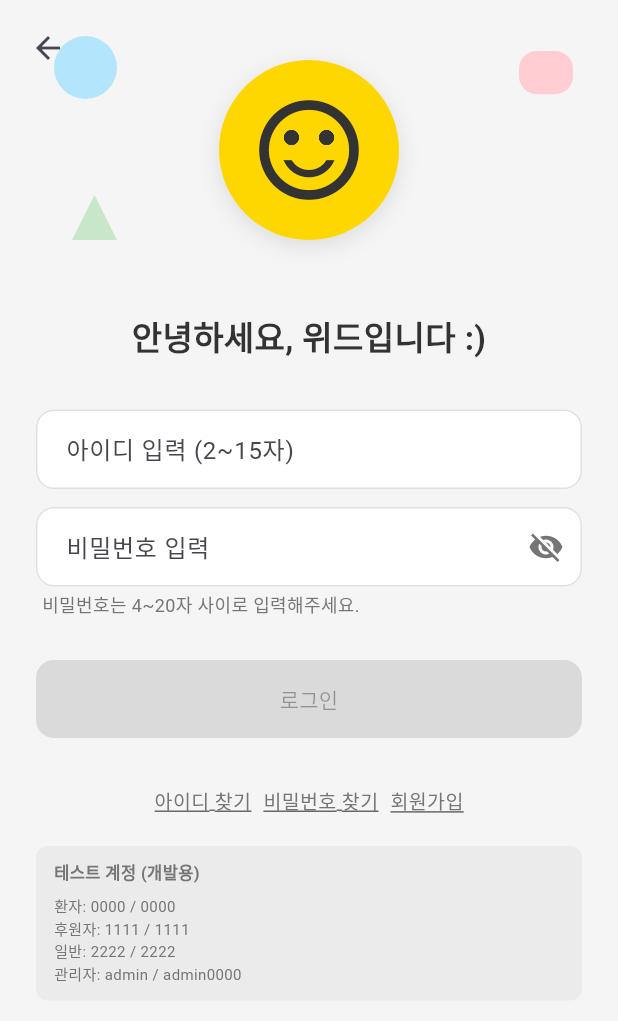
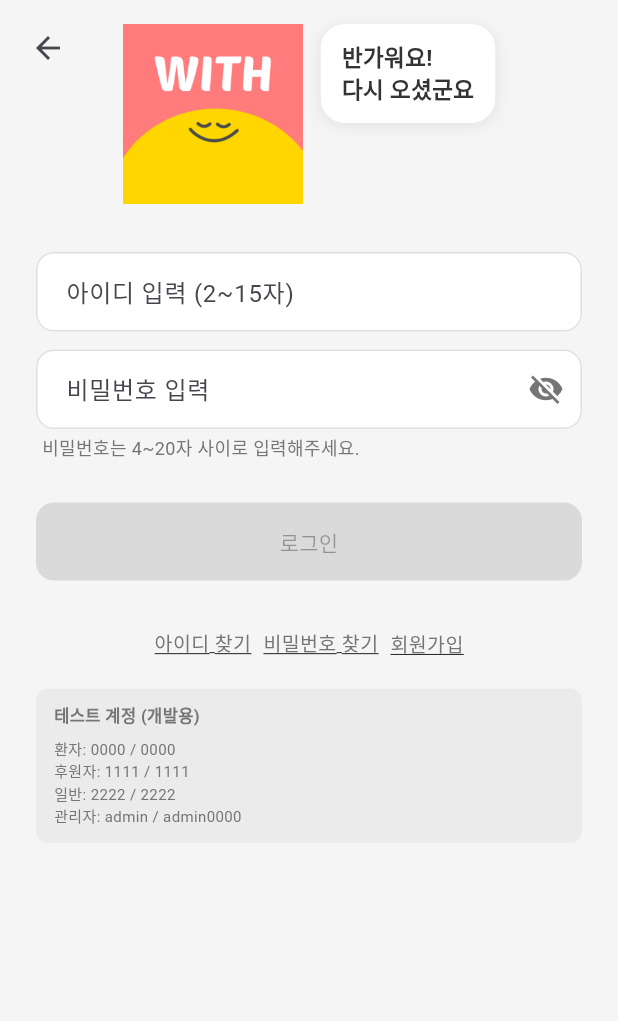
Before and after one commit to leehaneul0354/with_platform, a Flutter app: the screen it shows after launch, after a tap on "투데이", after a tap on "피드", after a tap on the "person outline" icon, on a phone screen of 412 x 824 dp. Shown: the top 1021 px of the screen. Run offline on Flutter 3.47's test engine with Material 3 defaults, Android fonts, the phone set to English and light mode, and no system bars; our stand-ins replace cloud_firestore, firebase_core, shared_preferences; accounts and stored records are empty.

Commit message:
캐릭터및 UI수정중

```diff
--- a/lib/core/constants/assets.dart
+++ b/lib/core/constants/assets.dart
@@ -1,27 +1,42 @@
 // 목적: WITH 플랫폼 에셋 경로 상수. 마스코트·이미지 경로를 한곳에서 관리.
-// 흐름: 로딩 화면, 프로필 기본 이미지, 후원 완료 축하 페이지 등에서 참조.
+// 흐름: 스플래시, 로딩, 로그인, 마이페이지 등에서 참조.
+// 파일명은 공백 없이 언더바(_) 사용 (예: mascot_p.png). pubspec의 assets: - assets/images/ 에 등록됨.
 
-/// WITH 메인 마스코트 이미지 경로
-///
-/// 디자인 특징: 단순한 기하학적 도형(원, 사각형, 삼각형)에 감은 눈과 미소 짓는 입.
-/// 색상: 파스텔 톤 노랑·분홍·하늘·연두 등 부드럽고 자극적이지 않은 색상.
-/// 활용: 로딩 화면, 프로필 기본 이미지, 후원 완료 축하 페이지.
-/// Flutter에서 에셋 경로는 프로젝트 루트 기준이며, pubspec의 assets: 에 등록된 경로와 일치해야 함.
-/// (assets/assets/... 처럼 중복되지 않도록 'assets/images/...' 만 사용)
+/// 이미지 최대 가로 비율 (UI4.jpg 스타일, 깔끔한 여백)
+const double kMaxImageWidthRatio = 0.3;
+
+/// WITH 마스코트·화면별 이미지 경로
 class WithMascots {
+  WithMascots._();
+
+  /// 스플래시 중앙 이미지
+  static const String splash = 'assets/images/image_48dd69.png';
+
+  /// 로딩 시 둥둥 떠다니는 마스코트
+  static const String loading = 'assets/images/mascot_p.png';
+
+  /// 로그인 상단 마스코트 (말풍선과 함께)
+  static const String login = 'assets/images/mascot1.jpg';
+
+  /// 마이페이지 기본 프로필(원형)
+  static const String profileDefault = 'assets/images/mascot_y.png';
+
+  /// 빈 후원내역 등 시무룩한 표정 마스코트 (없으면 mascot_sad.png 추가)
+  static const String sad = 'assets/images/mascot_sad.png';
+
   /// 노란색 웃는 얼굴 (파스텔 노랑 원형)
   static const String yellowSmile = 'assets/images/mascot_p.png';
 
   /// 분홍색 웃는 얼굴 (파스텔 분홍 원형)
   static const String pinkSmile = 'assets/images/mascot_y.png';
 
-  /// 연두/민트색 웃는 얼굴 (파스텔 연두 원형)
+  /// 연두/민트색 웃는 얼굴
   static const String greenSmile = 'assets/images/mascot3.png';
 
   /// WITH 로고 + 노란 마스코트 (분홍 배경)
   static const String withLogo = 'assets/images/mascot1.png';
 
-  /// 여러 마스코트 그룹 (노랑·분홍·하늘색 원·사각형·삼각형·초승달 등)
+  /// 여러 마스코트 그룹
   static const String group = 'assets/images/mascots.jpg';
 }
 
--- a/lib/features/auth/login_screen.dart
+++ b/lib/features/auth/login_screen.dart
@@ -4,8 +4,8 @@
 import 'package:flutter/material.dart';
 import '../../core/auth/auth_repository.dart';
 import '../../core/constants/app_colors.dart';
+import '../../core/constants/assets.dart';
 import '../../core/constants/test_accounts.dart';
-import '../../shared/widgets/with_illustration.dart';
 import 'find_password_screen.dart';
 import 'signup_screen.dart';
 
@@ -142,17 +142,7 @@ class _LoginScreenState extends State<LoginScreen> {
                 crossAxisAlignment: CrossAxisAlignment.stretch,
                 children: [
                   const SizedBox(height: 16),
-                  const WithIllustrationFull(size: 120),
-                  const SizedBox(height: 24),
-                  const Text(
-                    '안녕하세요, 위드입니다 :)',
-                    textAlign: TextAlign.center,
-                    style: TextStyle(
-                      fontSize: 22,
-                      fontWeight: FontWeight.bold,
-                      color: AppColors.textPrimary,
-                    ),
-                  ),
+                  _LoginMascotBubble(),
                   const SizedBox(height: 32),
                   TextField(
                     controller: _idController,
@@ -325,6 +315,63 @@ class _LoginPasswordHint extends StatelessWidget {
   }
 }
 
+/// 로그인 상단: mascot1.jpg + 말풍선 "반가워요! 다시 오셨군요" (이미지 가로 30% 이하)
+class _LoginMascotBubble extends StatelessWidget {
+  @override
+  Widget build(BuildContext context) {
+    final width = MediaQuery.sizeOf(context).width;
+    final maxW = (width * kMaxImageWidthRatio).clamp(80.0, 120.0);
+    return Column(
+      children: [
+        Row(
+          mainAxisAlignment: MainAxisAlignment.center,
+          crossAxisAlignment: CrossAxisAlignment.start,
+          children: [
+            SizedBox(
+              width: maxW,
+              child: Image.asset(
+                WithMascots.login,
+                fit: BoxFit.contain,
+                errorBuilder: (_, e, st) => Icon(
+                  Icons.sentiment_satisfied_alt,
+                  size: maxW,
+                  color: AppColors.yellow,
+                ),
+              ),
+            ),
+            const SizedBox(width: 12),
+            Flexible(
+              child: Container(
+                padding: const EdgeInsets.symmetric(horizontal: 14, vertical: 12),
+                decoration: BoxDecoration(
+                  color: Colors.white,
+                  borderRadius: BorderRadius.circular(16),
+                  boxShadow: [
+                    BoxShadow(
+                      color: Colors.black.withValues(alpha: 0.08),
+                      blurRadius: 8,
+                      offset: const Offset(0, 2),
+                    ),
+                  ],
+                ),
+                child: Text(
+                  '반가워요!\n다시 오셨군요',
+                  style: TextStyle(
+                    fontSize: 15,
+                    fontWeight: FontWeight.w600,
+                    color: AppColors.textPrimary,
+                    height: 1.35,
+                  ),
+                ),
+              ),
+            ),
+          ],
+        ),
+      ],
+    );
+  }
+}
+
 /// 로그인 화면 하단 테스트 계정 안내 (배포 시 제거)
 class _TestAccountHint extends StatelessWidget {
   @override
--- a/lib/features/main/my_page_screen.dart
+++ b/lib/features/main/my_page_screen.dart
@@ -47,6 +47,7 @@ class MyPageScreen extends StatelessWidget {
                 ),
                 const SizedBox(height: 20),
                 _buildStatsSection(),
+                _buildDonationEmptyState(context),
                 const SizedBox(height: 16),
                 _buildWithPayCard(),
                 const SizedBox(height: 24),
@@ -94,11 +95,11 @@ class MyPageScreen extends StatelessWidget {
             children: [
               Row(
                 children: [
-                  _profileCircle(56, isFirst: true, user: user),
+                  _profileCircle(context, 56, isFirst: true, user: user),
                   const SizedBox(width: 8),
-                  _profileCircle(40, isFirst: false),
+                  _profileCircle(context, 40, isFirst: false),
                   const SizedBox(width: 8),
-                  _profileCircle(40, isFirst: false),
+                  _profileCircle(context, 40, isFirst: false),
                 ],
               ),
               const SizedBox(width: 14),
@@ -154,12 +155,12 @@ class MyPageScreen extends StatelessWidget {
     );
   }
 
-  Widget _profileCircle(double size, {bool isFirst = false, UserModel? user}) {
+  Widget _profileCircle(BuildContext context, double size, {bool isFirst = false, UserModel? user}) {
     return Container(
       width: size,
       height: size,
       decoration: BoxDecoration(
-        color: isFirst ? AppColors.yellow : AppColors.inactiveBackground,
+        color: isFirst ? AppColors.yellow.withValues(alpha: 0.3) : AppColors.inactiveBackground,
         shape: BoxShape.circle,
         boxShadow: [
           BoxShadow(
@@ -172,7 +173,7 @@ class MyPageScreen extends StatelessWidget {
       child: isFirst
           ? ClipOval(
               child: Image.asset(
-                WithMascots.yellowSmile,
+                WithMascots.profileDefault,
                 fit: BoxFit.cover,
                 errorBuilder: (context, error, stackTrace) => const Icon(
                   Icons.sentiment_satisfied_alt,
@@ -182,6 +183,42 @@ class MyPageScreen extends StatelessWidget {
               ),
             )
           : null,
+    );
+  }
+
+  /// 후원내역이 비었을 때 시무룩한 마스코트 + "아직 소식이 없어요"
+  Widget _buildDonationEmptyState(BuildContext context) {
+    const donationCount = 0;
+    if (donationCount > 0) return const SizedBox.shrink();
+    final maxW = (MediaQuery.sizeOf(context).width * kMaxImageWidthRatio).clamp(72.0, 100.0);
+    return Padding(
+      padding: const EdgeInsets.only(top: 16),
+      child: Center(
+        child: Column(
+          children: [
+            SizedBox(
+              width: maxW,
+              child: Image.asset(
+                WithMascots.sad,
+                fit: BoxFit.contain,
+                errorBuilder: (_, e, st) => Icon(
+                  Icons.sentiment_dissatisfied_outlined,
+                  size: maxW,
+                  color: AppColors.textSecondary,
+                ),
+              ),
+            ),
+            const SizedBox(height: 12),
+            Text(
+              '아직 소식이 없어요',
+              style: TextStyle(
+                fontSize: 14,
+                color: AppColors.textSecondary,
+              ),
+            ),
+          ],
+        ),
+      ),
     );
   }
 
--- a/lib/features/splash/splash_screen.dart
+++ b/lib/features/splash/splash_screen.dart
@@ -1,9 +1,10 @@
-// 목적: 앱 기동 시 인증 상태 로드 후 메인 화면으로 전환.
-// 흐름: main()에서 Firebase 초기화·loadCurrentUser 완료 후 진입 → ensureAuthSync → MainScreen으로 pushReplacement.
+// 목적: 앱 기동 시 마스코트 중심 스플래시·로딩 뷰 → 인증 동기화 후 메인으로 전환.
+// 흐름: image_48dd69.png + 환영 문구, 데이터 로드 중 mascot_p.png 둥둥 애니메이션 + 로딩 바.
 
 import 'package:flutter/material.dart';
 import '../../core/auth/auth_repository.dart';
 import '../../core/constants/app_colors.dart';
+import '../../core/constants/assets.dart';
 import '../main/main_screen.dart';
 
 class SplashScreen extends StatefulWidget {
@@ -13,13 +14,28 @@ class SplashScreen extends StatefulWidget {
   State<SplashScreen> createState() => _SplashScreenState();
 }
 
-class _SplashScreenState extends State<SplashScreen> {
+class _SplashScreenState extends State<SplashScreen> with SingleTickerProviderStateMixin {
   String? _errorMessage;
+  late AnimationController _floatController;
+  late Animation<double> _floatAnimation;
 
   @override
   void initState() {
     super.initState();
+    _floatController = AnimationController(
+      vsync: this,
+      duration: const Duration(milliseconds: 1800),
+    )..repeat(reverse: true);
+    _floatAnimation = Tween<double>(begin: 0, end: 12).animate(
+      CurvedAnimation(parent: _floatController, curve: Curves.easeInOut),
+    );
     _initialize();
+  }
+
+  @override
+  void dispose() {
+    _floatController.dispose();
+    super.dispose();
   }
 
   Future<void> _initialize() async {
@@ -33,7 +49,6 @@ class _SplashScreenState extends State<SplashScreen> {
       _navigateToMain();
     } catch (e) {
       if (!mounted) return;
-      // 에러가 나더라도 앱이 죽지 않도록 기본 화면(메인)으로 이동
       _navigateToMain();
     }
   }
@@ -49,12 +64,87 @@ class _SplashScreenState extends State<SplashScreen> {
 
   @override
   Widget build(BuildContext context) {
+    final screenWidth = MediaQuery.sizeOf(context).width;
+    final maxImageWidth = screenWidth * kMaxImageWidthRatio;
+    final horizontalPadding = MediaQuery.paddingOf(context).horizontal;
+
     return Scaffold(
       backgroundColor: AppColors.yellow,
       body: SafeArea(
-        child: Center(
+        child: Padding(
+          padding: EdgeInsets.symmetric(horizontal: 20 + horizontalPadding / 2),
           child: _errorMessage != null
-              ? Padding(
+              ? _buildErrorState()
+              : Column(
+                  mainAxisAlignment: MainAxisAlignment.center,
+                  children: [
+                    const Spacer(flex: 2),
+                    // 스플래시 중앙 이미지 (가로 30% 이하)
+                    SizedBox(
+                      width: maxImageWidth.clamp(80.0, 140.0),
+                      child: Image.asset(
+                        WithMascots.splash,
+                        fit: BoxFit.contain,
+                        errorBuilder: (_, e, st) => const Icon(
+                          Icons.favorite,
+                          size: 80,
+                          color: AppColors.textPrimary,
+                        ),
+                      ),
+                    ),
+                    const SizedBox(height: 24),
+                    Text(
+                      '함께하는 위드에 오신 걸 환영해요',
+                      textAlign: TextAlign.center,
+                      style: TextStyle(
+                        fontSize: 18,
+                        fontWeight: FontWeight.w600,
+                        color: AppColors.textPrimary,
+                        height: 1.35,
+                      ),
+                    ),
+                    const Spacer(),
+                    // 로딩: 둥둥 떠다니는 마스코트 + 로딩 바
+                    AnimatedBuilder(
+                      animation: _floatAnimation,
+                      builder: (context, child) {
+                        return Transform.translate(
+                          offset: Offset(0, -_floatAnimation.value),
+                          child: child,
+                        );
+                      },
+                      child: SizedBox(
+                        width: maxImageWidth.clamp(56.0, 100.0) * 0.8,
+                        child: Image.asset(
+                          WithMascots.loading,
+                          fit: BoxFit.contain,
+                          errorBuilder: (_, e, st) => const Icon(
+                            Icons.sentiment_satisfied_alt,
+                            size: 56,
+                            color: AppColors.textPrimary,
+                          ),
+                        ),
+                      ),
+                    ),
+                    const SizedBox(height: 16),
+                    SizedBox(
+                      width: 160,
+                      child: LinearProgressIndicator(
+                        backgroundColor: AppColors.textPrimary.withValues(alpha: 0.2),
+                        valueColor: const AlwaysStoppedAnimation<Color>(AppColors.textPrimary),
+                      ),
+                    ),
+                    const Spacer(flex: 2),
+                  ],
+                ),
+        ),
+      ),
+    );
+  }
+
+  Widget _buildErrorState() {
+    return Center(
+      child: Padding(
         padding: const EdgeInsets.all(24),
         child: Column(
           mainAxisSize: MainAxisSize.min,
@@ -77,30 +167,6 @@ class _SplashScreenState extends State<SplashScreen> {
             ),
           ],
         ),
-                )
-              : const Column(
-                  mainAxisSize: MainAxisSize.min,
-                  children: [
-                    Text(
-                      'WITH',
-                      style: TextStyle(
-                        color: AppColors.textPrimary,
-                        fontWeight: FontWeight.bold,
-                        fontSize: 32,
-                      ),
-                    ),
-                    SizedBox(height: 24),
-                    SizedBox(
-                      width: 32,
-                      height: 32,
-                      child: CircularProgressIndicator(
-                        strokeWidth: 3,
-                        color: AppColors.textPrimary,
-                      ),
-                    ),
-                  ],
-                ),
-        ),
       ),
     );
   }
--- a/pubspec.yaml
+++ b/pubspec.yaml
@@ -61,7 +61,8 @@ flutter:
   uses-material-design: true
 
   # 에셋 경로는 프로젝트 루트 기준. 코드에서는 'assets/images/xxx' 만 사용 (assets/assets/ 중복 금지).
-  # assets/images/ 폴더에 mascot_p.png 등 이미지 파일이 있어야 함.
+  # 파일명은 공백 없이 언더바 사용 (예: mascot_p.png). 아래 이미지들이 assets/images/에 있어야 함.
+  # image_48dd69.png, mascot_p.png, mascot_y.png, mascot1.jpg, mascot1.png, mascot3.png, mascots.jpg, mascot_sad.png
   assets:
     - assets/images/
 
```
Also changed, not shown: 1 other file. Lines whose indentation alone changed are shown as unchanged.
